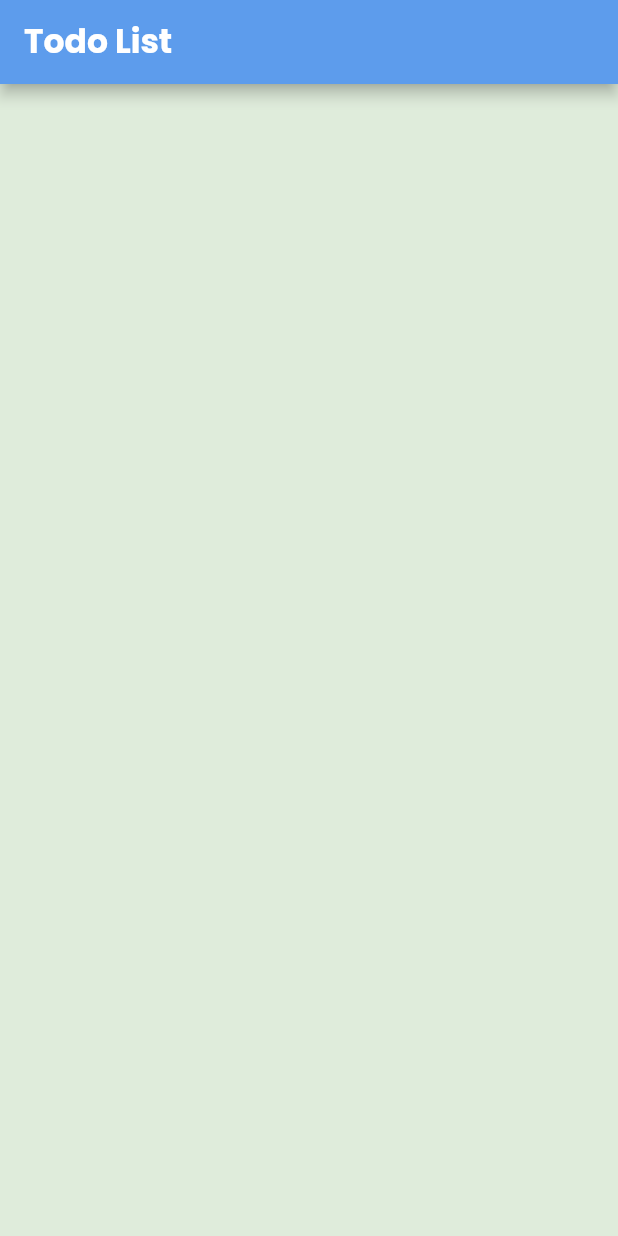
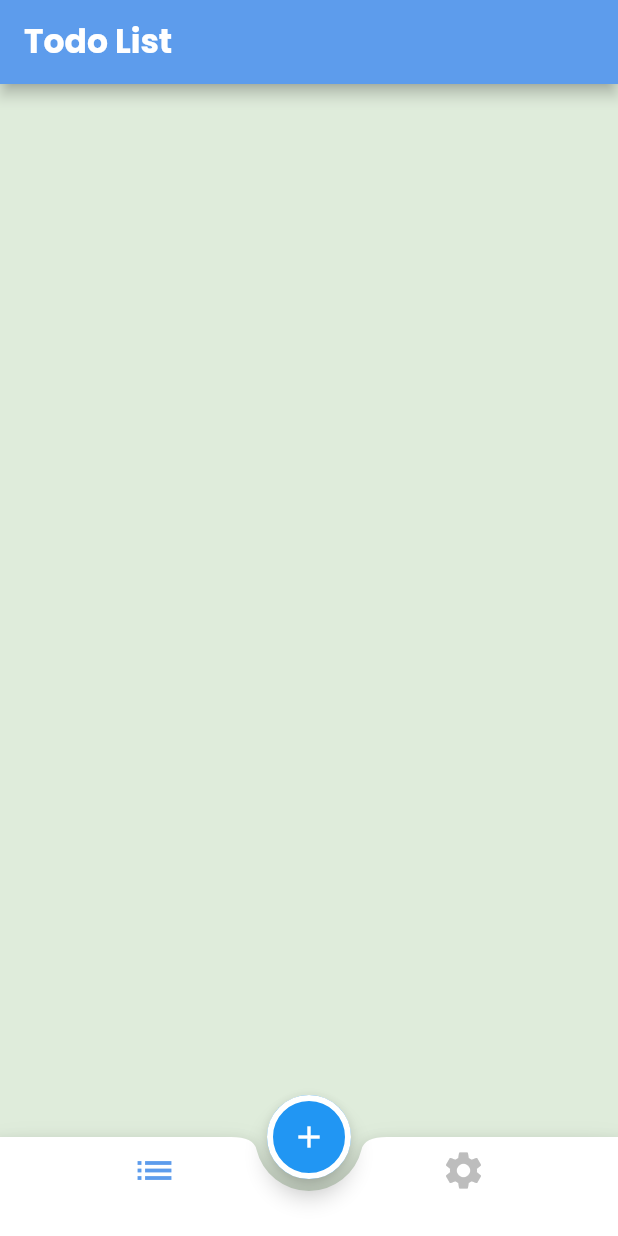
Before and after one commit to mohamedhamouda7897/todo_c8_str, a Flutter app: the screen it shows after launch, on a phone screen of 412 x 824 dp. Run offline on Flutter 3.47's test engine with Material 2 defaults, Android fonts, the phone set to English and light mode, and no system bars; our stand-ins replace google_fonts.

Commit message:
finish home layout

```diff
--- a/lib/home_layout/home_layout.dart
+++ b/lib/home_layout/home_layout.dart
@@ -1,7 +1,15 @@
 import 'package:flutter/material.dart';
+import 'package:todo_c8_str/screens/widgets/add_task_bottom_sheet.dart';
 
-class HomeLayout extends StatelessWidget {
+class HomeLayout extends StatefulWidget {
   static const String routeName = "HomeLayout";
+
+  @override
+  State<HomeLayout> createState() => _HomeLayoutState();
+}
+
+class _HomeLayoutState extends State<HomeLayout> {
+  int index = 0;
 
   @override
   Widget build(BuildContext context) {
@@ -12,6 +20,43 @@ class HomeLayout extends StatelessWidget {
           style: Theme.of(context).textTheme.bodyLarge,
         ),
       ),
+      floatingActionButtonLocation: FloatingActionButtonLocation.centerDocked,
+      floatingActionButton: FloatingActionButton(
+          onPressed: () {
+            showTaskBottomSheet();
+          },
+          shape: StadiumBorder(side: BorderSide(color: Colors.white, width: 4)),
+          child: Icon(Icons.add)),
+      bottomNavigationBar: BottomAppBar(
+        notchMargin: 8,
+        shape: CircularNotchedRectangle(),
+        child: BottomNavigationBar(
+          iconSize: 30,
+          elevation: 0.0,
+          backgroundColor: Colors.transparent,
+          currentIndex: index,
+          onTap: (value) {
+            index = value;
+            setState(() {});
+          },
+          items: [
+            BottomNavigationBarItem(icon: Icon(Icons.list), label: ""),
+            BottomNavigationBarItem(icon: Icon(Icons.settings), label: ""),
+          ],
+        ),
+      ),
+    );
+  }
+
+  void showTaskBottomSheet() {
+    showModalBottomSheet(
+      context: context,
+      isScrollControlled: true,
+      builder: (context) => Padding(
+        padding:
+            EdgeInsets.only(bottom: MediaQuery.of(context).viewInsets.bottom),
+        child: AddTaskBottomSheet(),
+      ),
     );
   }
 }
--- a/pubspec.yaml
+++ b/pubspec.yaml
@@ -36,6 +36,7 @@ dependencies:
   # Use with the CupertinoIcons class for iOS style icons.
   cupertino_icons: ^1.0.2
   google_fonts: ^4.0.4
+  date_picker_timeline: ^1.2.3
 
 dev_dependencies:
   flutter_test:
```
Also changed, not shown: lib/screens/widgets/add_task_bottom_sheet.dart (added, +125 -0 lines), pubspec.lock.
